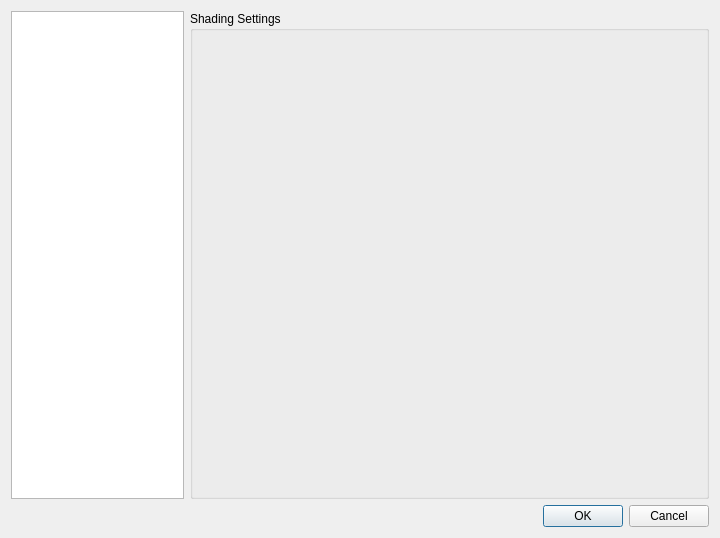
Above: PdfForQtViewer/pdfviewersettingsdialog.ui from JakubMelka/PDF4QT before the change. Below: the same form after it.
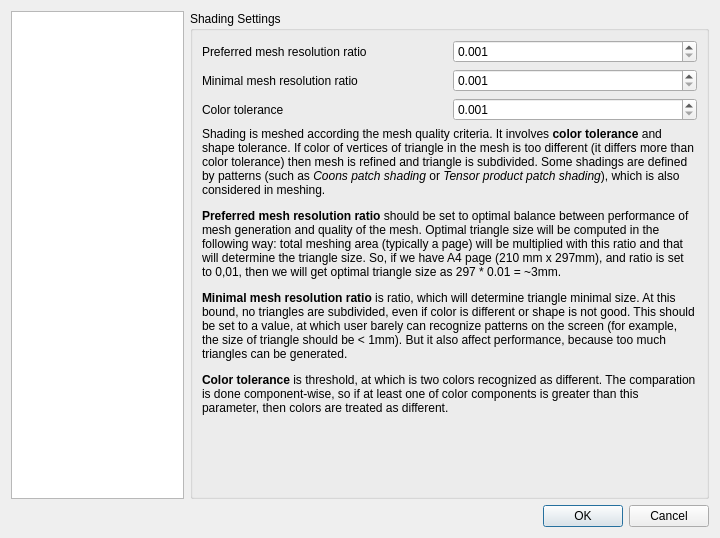
That is the form after the change. The open tabs and pages were chosen to show the change.

Commit message: Mesh quality settings

What changed in the file:
```diff
--- a/PdfForQtViewer/pdfviewersettingsdialog.ui
+++ b/PdfForQtViewer/pdfviewersettingsdialog.ui
@@ -255,6 +255,113 @@
            <property name="title">
             <string>Shading Settings</string>
            </property>
+           <layout class="QVBoxLayout" name="verticalLayout_2">
+            <item>
+             <layout class="QGridLayout" name="gridLayout">
+              <item row="0" column="0">
+               <widget class="QLabel" name="preferredMeshResolutionLabel">
+                <property name="text">
+                 <string>Preferred mesh resolution ratio</string>
+                </property>
+               </widget>
+              </item>
+              <item row="2" column="0">
+               <widget class="QLabel" name="colorToleranceLabel">
+                <property name="text">
+                 <string>Color tolerance</string>
+                </property>
+               </widget>
+              </item>
+              <item row="1" column="0">
+               <widget class="QLabel" name="minimalMeshResolutionLabel">
+                <property name="text">
+                 <string>Minimal mesh resolution ratio</string>
+                </property>
+               </widget>
+              </item>
+              <item row="0" column="1">
+               <widget class="QDoubleSpinBox" name="preferredMeshResolutionEdit">
+                <property name="correctionMode">
+                 <enum>QAbstractSpinBox::CorrectToNearestValue</enum>
+                </property>
+                <property name="decimals">
+                 <number>3</number>
+                </property>
+                <property name="minimum">
+                 <double>0.001000000000000</double>
+                </property>
+                <property name="maximum">
+                 <double>0.100000000000000</double>
+                </property>
+                <property name="singleStep">
+                 <double>0.010000000000000</double>
+                </property>
+               </widget>
+              </item>
+              <item row="1" column="1">
+               <widget class="QDoubleSpinBox" name="minimalMeshResolutionEdit">
+                <property name="correctionMode">
+                 <enum>QAbstractSpinBox::CorrectToNearestValue</enum>
+                </property>
+                <property name="decimals">
+                 <number>3</number>
+                </property>
+                <property name="minimum">
+                 <double>0.001000000000000</double>
+                </property>
+                <property name="maximum">
+                 <double>0.100000000000000</double>
+                </property>
+                <property name="singleStep">
+                 <double>0.010000000000000</double>
+                </property>
+               </widget>
+              </item>
+              <item row="2" column="1">
+               <widget class="QDoubleSpinBox" name="colorToleranceEdit">
+                <property name="correctionMode">
+                 <enum>QAbstractSpinBox::CorrectToNearestValue</enum>
+                </property>
+                <property name="decimals">
+                 <number>3</number>
+                </property>
+                <property name="minimum">
+                 <double>0.001000000000000</double>
+                </property>
+                <property name="maximum">
+                 <double>0.100000000000000</double>
+                </property>
+                <property name="singleStep">
+                 <double>0.010000000000000</double>
+                </property>
+               </widget>
+              </item>
+             </layout>
+            </item>
+            <item>
+             <widget class="QLabel" name="shadingInfoLabel">
+              <property name="text">
+               <string>&lt;html&gt;&lt;head/&gt;&lt;body&gt;&lt;p&gt;Shading is meshed according the mesh quality criteria. It involves &lt;span style=&quot; font-weight:600;&quot;&gt;color tolerance&lt;/span&gt; and shape tolerance. If color of vertices of triangle in the mesh is too different (it differs more than color tolerance) then mesh is refined and triangle is subdivided. Some shadings are defined by patterns (such as &lt;span style=&quot; font-style:italic;&quot;&gt;Coons patch shading &lt;/span&gt;or &lt;span style=&quot; font-style:italic;&quot;&gt;Tensor product patch shading&lt;/span&gt;), which is also considered in meshing.&lt;/p&gt;&lt;p&gt;&lt;span style=&quot; font-weight:600;&quot;&gt;Preferred mesh resolution ratio&lt;/span&gt; should be set to optimal balance between performance of mesh generation and quality of the mesh. Optimal triangle size will be computed in the following way: total meshing area (typically a page) will be multiplied with this ratio and that will determine the triangle size. So, if we have A4 page (210 mm x 297mm), and ratio is set to 0,01, then we will get optimal triangle size as 297 * 0.01 = ~3mm.&lt;/p&gt;&lt;p&gt;&lt;span style=&quot; font-weight:600;&quot;&gt;Minimal mesh resolution ratio&lt;/span&gt; is ratio, which will determine triangle minimal size. At this bound, no triangles are subdivided, even if color is different or shape is not good. This should be set to a value, at which user barely can recognize patterns on the screen (for example, the size of triangle should be &amp;lt; 1mm). But it also affect performance, because too much triangles can be generated.&lt;/p&gt;&lt;p&gt;&lt;span style=&quot; font-weight:600;&quot;&gt;Color tolerance&lt;/span&gt; is threshold, at which is two colors recognized as different. The comparation is done component-wise, so if at least one of color components is greater than this parameter, then colors are treated as different.&lt;/p&gt;&lt;/body&gt;&lt;/html&gt;</string>
+              </property>
+              <property name="wordWrap">
+               <bool>true</bool>
+              </property>
+             </widget>
+            </item>
+            <item>
+             <spacer name="shadingVerticalSpacer">
+              <property name="orientation">
+               <enum>Qt::Vertical</enum>
+              </property>
+              <property name="sizeHint" stdset="0">
+               <size>
+                <width>20</width>
+                <height>91</height>
+               </size>
+              </property>
+             </spacer>
+            </item>
+           </layout>
           </widget>
          </item>
         </layout>
```
The commit also changes 16 other files.
